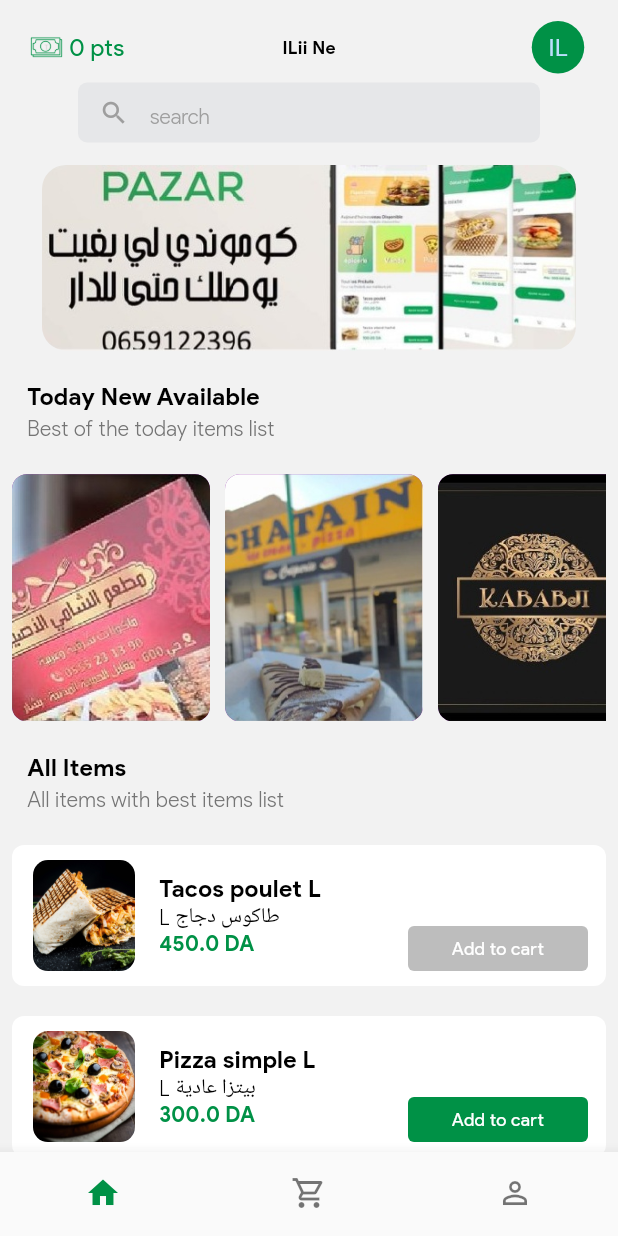
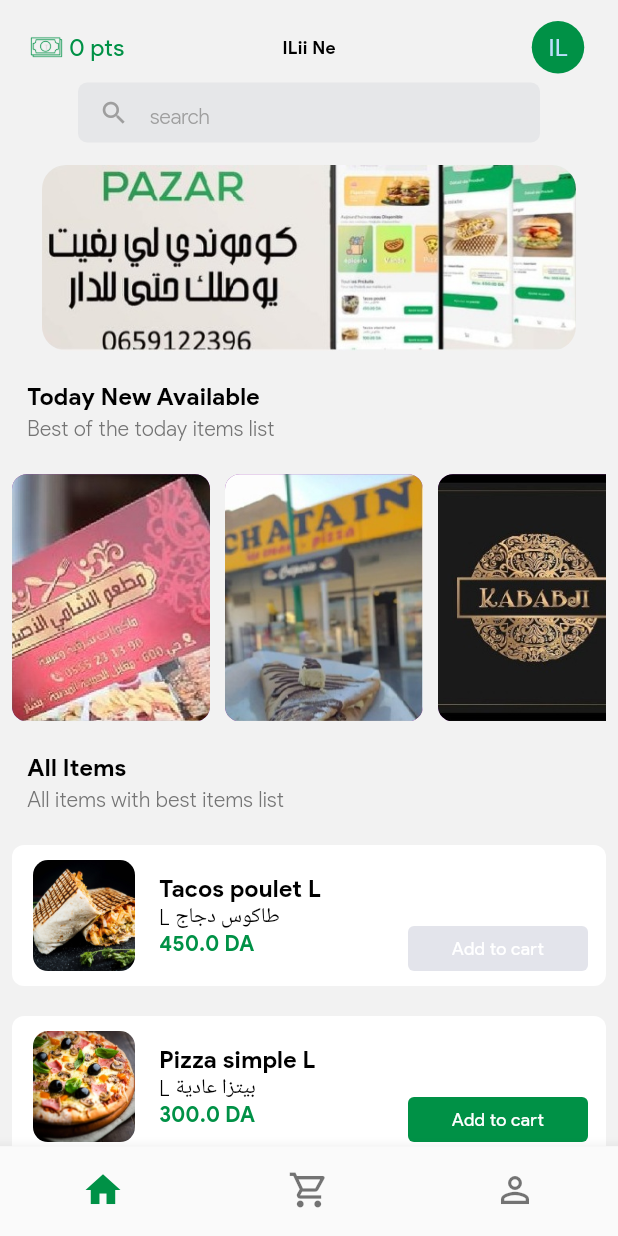
Before and after one commit to prolagg99/pazar, a Flutter app: the screen it shows after launch, after a tap on "Add to cart", on a phone screen of 412 x 824 dp. Run offline on Flutter 3.47's test engine with Material 2 defaults, Android fonts, the phone set to English and light mode, and no system bars; drawn by our look-alikes of carousel_slider; our stand-ins replace flutter_slidable, flutter_svg; missing offline and left inert: statusbar.

```diff
--- a/lib/screen/bottom_navigation.dart
+++ b/lib/screen/bottom_navigation.dart
@@ -28,62 +28,35 @@
   Widget build(BuildContext context) {
     return Scaffold(
         body: _children[_currentIndex], // new
-      bottomNavigationBar: Theme(
-        data: ThemeData(
+        bottomNavigationBar: Container(
+          height: 60,
+          decoration: const BoxDecoration(
+              border: Border(top: BorderSide(width: 0.1, color: Colors.grey))),
+          child: Theme(
+            data: Theme.of(context).copyWith(
               splashColor: Colors.transparent,
               highlightColor: Colors.transparent,
             ),
             child: BottomNavigationBar(
               showSelectedLabels: false,
               showUnselectedLabels: false,
-          onTap: onTabTapped, // new
-          currentIndex: _currentIndex, // new
-          items: const [
-            BottomNavigationBarItem(
-              icon: Icon(
-                Icons.home_outlined,
-              ),
-              label: '',
-              activeIcon: Icon(
-                Icons.home,
-                color: colorAccentGreen,
-              ),
-            ),
-            BottomNavigationBarItem(
-              icon: Icon(
-                Icons.shopping_cart_outlined,
-              ),
-              label: '',
-              activeIcon: Icon(
-                Icons.shopping_cart,
-                color: colorAccentGreen,
-              ),
-            ),
-            BottomNavigationBarItem(
-              icon: Icon(Icons.person_outline),
-              label: '',
-              activeIcon: Icon(
-                Icons.person,
-                color: colorAccentGreen,
-              ),
-            )
+              onTap: onTabTapped,
+              currentIndex: _currentIndex,
+              items: [
+                bottomNavigationBarItem(Icons.home_outlined, Icons.home),
+                bottomNavigationBarItem(
+                    Icons.shopping_cart_outlined, Icons.shopping_cart),
+                bottomNavigationBarItem(Icons.person_outline, Icons.person),
               ],
             ),
           ),
-    );
+        ));
   }
 }
 
-class PlaceholderWidget extends StatelessWidget {
-  final Color color;
-  const PlaceholderWidget({Key? key, required this.color}) : super(key: key);
-
-  @override
-  Widget build(BuildContext context) {
-    return SafeArea(
-      child: Container(
-        color: color,
-      ),
-    );
+BottomNavigationBarItem bottomNavigationBarItem(ic, activeIc) {
+  return BottomNavigationBarItem(
+      icon: Icon(ic, size: 28),
+      label: '',
+      activeIcon: Icon(activeIc, size: 28, color: colorAccentGreen));
 }
-}
--- a/lib/screen/home.dart
+++ b/lib/screen/home.dart
@@ -104,21 +104,33 @@
                                     color: Colors.grey,
                                     height: 1.8),
                                 textAlignVertical: TextAlignVertical.center,
-                                decoration: const InputDecoration(
+                                decoration: InputDecoration(
+                                    suffixIcon: _textEditingController
+                                            .text.isNotEmpty
+                                        ? IconButton(
+                                            onPressed: () {
+                                              _textEditingController.clear();
+                                              setState(() {});
+                                            },
+                                            icon: const Icon(Icons.clear,
+                                                color: Colors.grey, size: 20),
+                                          )
+                                        : const SizedBox(),
                                     filled: true,
-                                    prefixIcon: Icon(
+                                    prefixIcon: const Icon(
                                       Icons.search,
                                       color: Colors.grey,
                                       size: 20,
                                     ),
-                                    border: OutlineInputBorder(
+                                    border: const OutlineInputBorder(
                                         borderSide: BorderSide.none,
                                         borderRadius: BorderRadius.all(
                                             Radius.circular(6))),
                                     fillColor: colorAccentGrey,
                                     contentPadding: EdgeInsets.zero,
                                     hintText: 'search',
-                                    hintStyle: TextStyle(color: Colors.grey)),
+                                    hintStyle:
+                                        const TextStyle(color: Colors.grey)),
                               ),
                             )
                           ],
--- a/lib/screen/item_details.dart
+++ b/lib/screen/item_details.dart
@@ -36,19 +36,19 @@
                   height: MediaQuery.of(context).size.height * 0.56,
                   child: itemDetailsCard(context, widget.model)),
             ),
-            InkWell(
+            GestureDetector(
               onTap: () {
                 setState(() {
                   isClicked = true;
                   setItems(widget.model);
                 });
-                // launchScreen(context, '/ItemsCart');
+                back(context);
               },
               child: Container(
                   height: 55,
                   width: 220,
                   decoration: BoxDecoration(
-                    color: isClicked ? Colors.grey[400] : colorAccentGreen,
+                    color: isClicked ? colorAccentGreyBtn : colorAccentGreen,
                     borderRadius: BorderRadius.circular(32),
                   ),
                   child: Align(
--- a/lib/utils/colors.dart
+++ b/lib/utils/colors.dart
@@ -10,5 +10,7 @@
 const colorAccentGreen = Color(0XFF009146); // the green
 const colorAccentGrey = Color(0XFFe6e7e9); // the dark grey
 const colorAccentBlue = Color(0XFF212a39); // the dark blue of btn
+const colorAccentGreyBtn = Color(0XFFe3e4eb);
+
 // const colorAccentBlue = Color(0XFF40464f); // the dark blue of btn
 // const colorAccentGreyIcon = Color(0XFFc7c8c9);
--- a/lib/utils/widget.dart
+++ b/lib/utils/widget.dart
@@ -312,7 +312,7 @@
                                   width: MediaQuery.of(context).size.width,
                                   decoration: BoxDecoration(
                                     color: isClicked
-                                        ? Colors.grey[400]
+                                        ? colorAccentGreyBtn
                                         : colorAccentGreen,
                                     borderRadius: const BorderRadius.all(
                                         Radius.circular(4)),
@@ -338,11 +338,13 @@
 }
 
 Widget itemNotFound(context) {
-  return Padding(
+  return SingleChildScrollView(
+      child: Padding(
           padding: const EdgeInsets.symmetric(vertical: 150.0),
           child: Column(
             children: [
-          Icon(Icons.warning_amber_rounded, size: 44, color: Colors.grey[400]),
+              const Icon(Icons.warning_amber_rounded,
+                  size: 44, color: colorAccentGreyBtn),
               const SizedBox(height: 6),
               text(
                 'No item found ...',
@@ -350,7 +352,7 @@
                 fontSize: textSizeMLarge,
               ),
             ],
-      ));
+          )));
 }
 
 Widget itemDetailsCard(context, model) {
```
Also changed, not shown: lib/screen/items_cart.dart (+3 -4 lines). Lines whose indentation alone changed are shown as unchanged.
